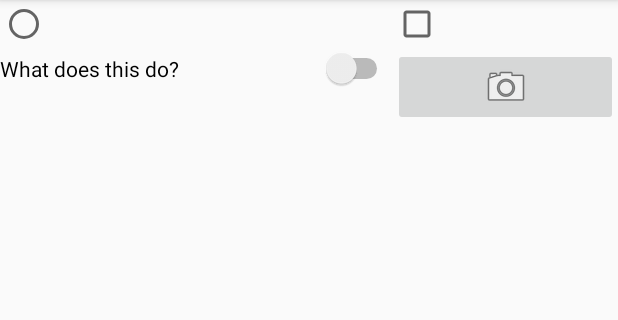
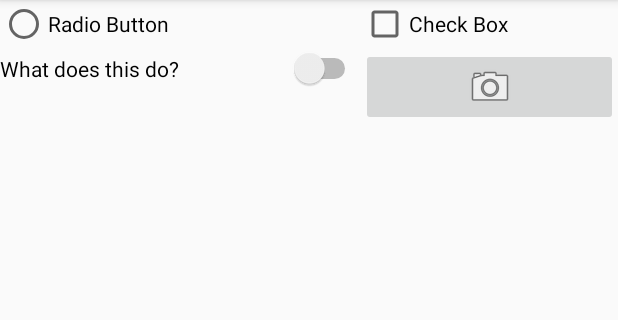
Before and after one commit to praylee/CST2335, an Android app: the layout activity_list_items.xml on its own in the app's theme, with its tools: preview values and no code run, on a phone screen of 412 x 824 dp, the part 84-404 px from its top. Run offline under Robolectric (Android 15) with nearby library versions, the phone set to English and light mode, and no system bars.

Commit message:
Lab 3 code finish, commit

```diff
--- a/app/src/main/AndroidManifest.xml
+++ b/app/src/main/AndroidManifest.xml
@@ -1,6 +1,9 @@
 <?xml version="1.0" encoding="utf-8"?>
 <manifest xmlns:android="http://schemas.android.com/apk/res/android"
     package="com.example.lee.androidlabs">
+
+    <uses-feature android:name="android.hardware.camera"
+        android:required="true" />
 
     <application
         android:allowBackup="true"
--- a/app/src/main/res/layout/activity_list_items.xml
+++ b/app/src/main/res/layout/activity_list_items.xml
@@ -8,18 +8,23 @@
     tools:context="com.example.lee.androidlabs.ListItemsActivity">
 
     <RadioButton
+        android:text="@string/radio_button"
         android:layout_columnWeight="1"
         android:gravity="fill"/>
     <CheckBox
+        android:text="@string/check_box"
         android:layout_columnWeight="1"
-        android:gravity="fill"/>
+        android:gravity="fill"
+        android:id="@+id/checkBox"/>
     <Switch
-        android:text="What does this do?"
+        android:text="@string/switch_text"
         android:layout_columnWeight="1"
-        android:gravity="fill"/>
+        android:gravity="fill"
+        android:id="@+id/aSwitch"
+        />
 
     <ImageButton
-        android:id="@+id/imageButton2"
+        android:id="@+id/imageButton"
         android:layout_width="wrap_content"
         android:layout_height="wrap_content"
         android:layout_column="1"
--- a/app/src/main/res/values/strings.xml
+++ b/app/src/main/res/values/strings.xml
@@ -6,5 +6,12 @@
     <string name="login_name">login name</string>
     <string name="passwd">password</string>
     <string name="login_passwd">your password</string>
-
+    <string name="login_button">LOGIN</string>
+    <string name="radio_button">Radio Button</string>
+    <string name="check_box">Check Box</string>
+    <string name="switch_text">What does this do?</string>
+    <string name="dialog_message">Do you want to exit this Activity?</string>
+    <string name="dialog_title">Exit?</string>
+    <string name="ok">OK</string>
+    <string name="cancel">Cancel</string>
 </resources>
```
Also changed, not shown: app/src/main/java/com/example/lee/androidlabs/ListItemsActivity.java (+89 -0 lines), app/src/main/java/com/example/lee/androidlabs/StartActivity.java (+27 -0 lines), app/src/main/res/layout/activity_login.xml (+12 -8 lines), 1 other file.
